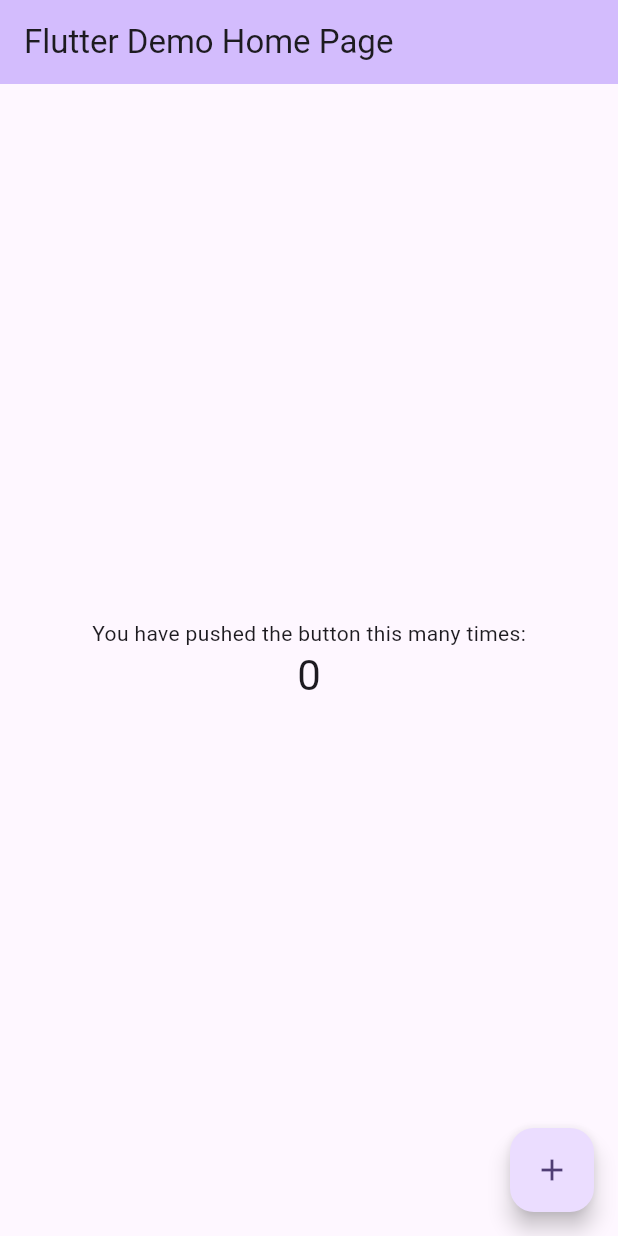
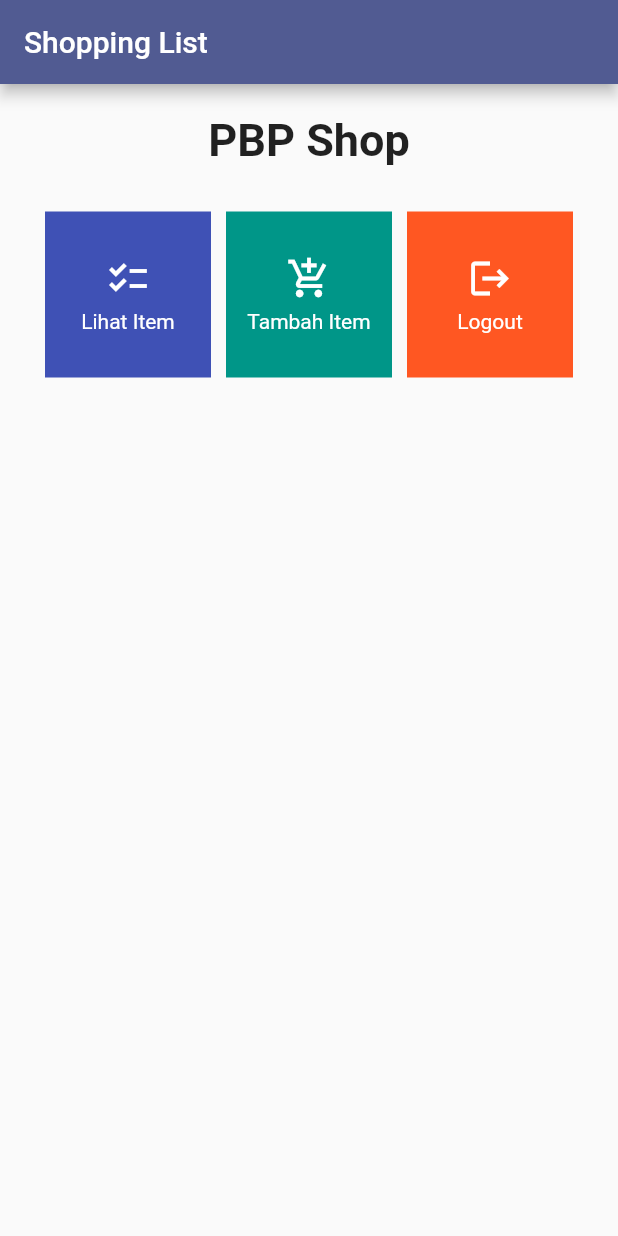
Before and after one commit to DwikyAhmad/inventori-mobile, a Flutter app: the screen it shows after launch, on a phone screen of 412 x 824 dp. Run offline on Flutter 3.47's test engine with Material 2 defaults, Android fonts, the phone set to English and light mode, and no system bars.

Commit message:
Done Tugas 7 + Bonus

```diff
--- a/lib/main.dart
+++ b/lib/main.dart
@@ -1,4 +1,5 @@
 import 'package:flutter/material.dart';
+import 'package:inventori/menu.dart';
 
 void main() {
   runApp(const MyApp());
@@ -28,98 +29,9 @@ class MyApp extends StatelessWidget {
         //
         // This works for code too, not just values: Most code changes can be
         // tested with just a hot reload.
-        colorScheme: ColorScheme.fromSeed(seedColor: Colors.deepPurple),
-        useMaterial3: true,
+        colorScheme: ColorScheme.fromSeed(seedColor: Colors.indigo),
       ),
-      home: const MyHomePage(title: 'Flutter Demo Home Page'),
+      home: MyHomePage(),
     );
   }
 }
-
-class MyHomePage extends StatefulWidget {
-  const MyHomePage({super.key, required this.title});
-
-  // This widget is the home page of your application. It is stateful, meaning
-  // that it has a State object (defined below) that contains fields that affect
-  // how it looks.
-
-  // This class is the configuration for the state. It holds the values (in this
-  // case the title) provided by the parent (in this case the App widget) and
-  // used by the build method of the State. Fields in a Widget subclass are
-  // always marked "final".
-
-  final String title;
-
-  @override
-  State<MyHomePage> createState() => _MyHomePageState();
-}
-
-class _MyHomePageState extends State<MyHomePage> {
-  int _counter = 0;
-
-  void _incrementCounter() {
-    setState(() {
-      // This call to setState tells the Flutter framework that something has
-      // changed in this State, which causes it to rerun the build method below
-      // so that the display can reflect the updated values. If we changed
-      // _counter without calling setState(), then the build method would not be
-      // called again, and so nothing would appear to happen.
-      _counter++;
-    });
-  }
-
-  @override
-  Widget build(BuildContext context) {
-    // This method is rerun every time setState is called, for instance as done
-    // by the _incrementCounter method above.
-    //
-    // The Flutter framework has been optimized to make rerunning build methods
-    // fast, so that you can just rebuild anything that needs updating rather
-    // than having to individually change instances of widgets.
-    return Scaffold(
-      appBar: AppBar(
-        // TRY THIS: Try changing the color here to a specific color (to
-        // Colors.amber, perhaps?) and trigger a hot reload to see the AppBar
-        // change color while the other colors stay the same.
-        backgroundColor: Theme.of(context).colorScheme.inversePrimary,
-        // Here we take the value from the MyHomePage object that was created by
-        // the App.build method, and use it to set our appbar title.
-        title: Text(widget.title),
-      ),
-      body: Center(
-        // Center is a layout widget. It takes a single child and positions it
-        // in the middle of the parent.
-        child: Column(
-          // Column is also a layout widget. It takes a list of children and
-          // arranges them vertically. By default, it sizes itself to fit its
-          // children horizontally, and tries to be as tall as its parent.
-          //
-          // Column has various properties to control how it sizes itself and
-          // how it positions its children. Here we use mainAxisAlignment to
-          // center the children vertically; the main axis here is the vertical
-          // axis because Columns are vertical (the cross axis would be
-          // horizontal).
-          //
-          // TRY THIS: Invoke "debug painting" (choose the "Toggle Debug Paint"
-          // action in the IDE, or press "p" in the console), to see the
-          // wireframe for each widget.
-          mainAxisAlignment: MainAxisAlignment.center,
-          children: <Widget>[
-            const Text(
-              'You have pushed the button this many times:',
-            ),
-            Text(
-              '$_counter',
-              style: Theme.of(context).textTheme.headlineMedium,
-            ),
-          ],
-        ),
-      ),
-      floatingActionButton: FloatingActionButton(
-        onPressed: _incrementCounter,
-        tooltip: 'Increment',
-        child: const Icon(Icons.add),
-      ), // This trailing comma makes auto-formatting nicer for build methods.
-    );
-  }
-}
--- /dev/null
+++ b/lib/menu.dart
@@ -0,0 +1,125 @@
+import 'package:flutter/material.dart';
+
+class MyHomePage extends StatelessWidget {
+  MyHomePage({Key? key}) : super(key: key);
+
+  // This widget is the home page of your application. It is stateful, meaning
+  // that it has a State object (defined below) that contains fields that affect
+  // how it looks.
+
+  // This class is the configuration for the state. It holds the values (in this
+  // case the title) provided by the parent (in this case the App widget) and
+  // used by the build method of the State. Fields in a Widget subclass are
+  // always marked "final".
+
+  final List<ShopItem> items = [
+    ShopItem("Lihat Item", Icons.checklist),
+    ShopItem("Tambah Item", Icons.add_shopping_cart),
+    ShopItem("Logout", Icons.logout),
+  ];
+
+  @override
+  Widget build(BuildContext context) {
+    return Scaffold(
+      appBar: AppBar(
+        title: const Text(
+          'Shopping List',
+        ),
+      ),
+      body: SingleChildScrollView(
+        // Widget wrapper yang dapat discroll
+        child: Padding(
+          padding: const EdgeInsets.all(10.0), // Set padding dari halaman
+          child: Column(
+            // Widget untuk menampilkan children secara vertikal
+            children: <Widget>[
+              const Padding(
+                padding: EdgeInsets.only(top: 10.0, bottom: 10.0),
+                // Widget Text untuk menampilkan tulisan dengan alignment center dan style yang sesuai
+                child: Text(
+                  'PBP Shop', // Text yang menandakan toko
+                  textAlign: TextAlign.center,
+                  style: TextStyle(
+                    fontSize: 30,
+                    fontWeight: FontWeight.bold,
+                  ),
+                ),
+              ),
+              // Grid layout
+              GridView.count(
+                // Container pada card kita.
+                primary: true,
+                padding: const EdgeInsets.all(20),
+                crossAxisSpacing: 10,
+                mainAxisSpacing: 10,
+                crossAxisCount: 3,
+                shrinkWrap: true,
+                // Membuat children ShopCard dengan custom color
+                children: [
+                  ShopCard(items[0], Colors.indigo, key: UniqueKey()),
+                  ShopCard(items[1], Colors.teal, key: UniqueKey()),
+                  ShopCard(items[2], Colors.deepOrange, key: UniqueKey()),
+                ],
+              ),
+            ],
+          ),
+        ),
+      ),
+    );
+  }
+}
+
+class ShopItem {
+  final String name;
+  final IconData icon;
+
+  ShopItem(this.name, this.icon);
+}
+
+class ShopCard extends StatelessWidget {
+  final ShopItem item;
+
+  // Menambah atribut color
+  final Color color;
+
+  const ShopCard(this.item, this.color, {super.key}); // Constructor
+
+  @override
+  Widget build(BuildContext context) {
+    return Material(
+      color: color,
+      child: InkWell(
+        // Area responsive terhadap sentuhan
+        onTap: () {
+          // Memunculkan SnackBar ketika diklik
+          ScaffoldMessenger.of(context)
+            ..hideCurrentSnackBar()
+            ..showSnackBar(SnackBar(
+                content: Text("Kamu telah menekan tombol ${item.name}!")));
+        },
+        child: Container(
+          // Container untuk menyimpan Icon dan Text
+          padding: const EdgeInsets.all(8),
+          child: Center(
+            child: Column(
+              mainAxisAlignment: MainAxisAlignment.center,
+              children: [
+                Icon(
+                  item.icon,
+                  color: Colors.white,
+                  size: 30.0,
+                ),
+                const Padding(padding: EdgeInsets.all(3)),
+                Text(
+                  item.name,
+                  textAlign: TextAlign.center,
+                  style: const TextStyle(color: Colors.white),
+                ),
+              ],
+            ),
+          ),
+        ),
+      ),
+    );
+  }
+}
```
Also changed, not shown: 1 other file.
